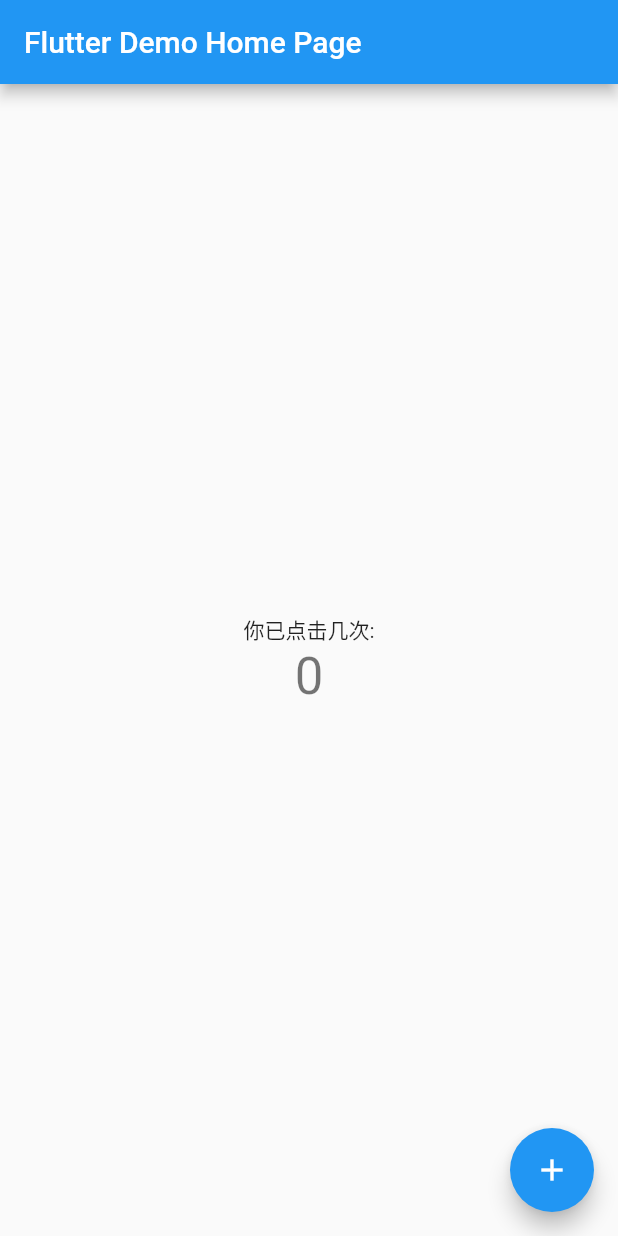
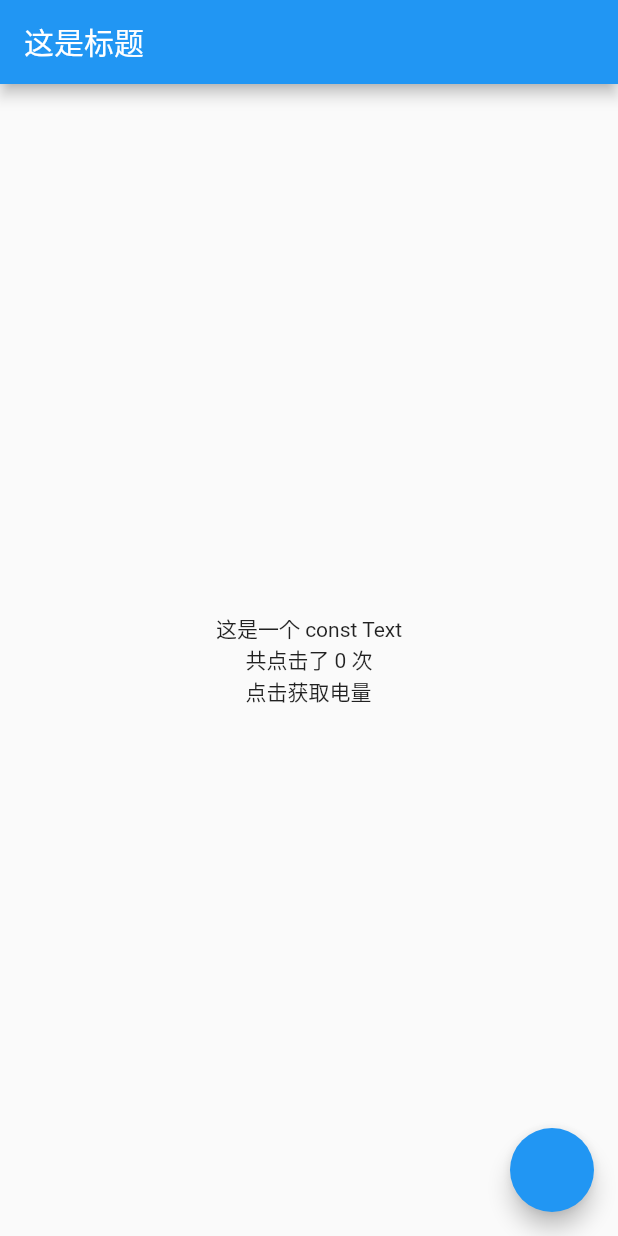
Before and after one commit to baiqiantao/FlutterTest_Dart, a Flutter app: the screen it shows after launch, on a phone screen of 412 x 824 dp. Run offline on Flutter 3.47's test engine with Material 2 defaults, Android fonts, the phone set to English and light mode, and no system bars.

Commit message:
演示 MethodChannel 的使用

```diff
--- a/lib/main.dart
+++ b/lib/main.dart
@@ -1,112 +1,79 @@
+import 'dart:async';
 import 'package:flutter/material.dart';
+import 'package:flutter/services.dart';
 
 void main() => runApp(const MyApp());
 
+// This widget is the root of your application.
 class MyApp extends StatelessWidget {
   const MyApp({Key? key}) : super(key: key);
 
-  // This widget is the root of your application.
   @override
   Widget build(BuildContext context) {
     return MaterialApp(
       title: 'Flutter Demo',
       theme: ThemeData(
-        // This is the theme of your application.
-        //
-        // Try running your application with "flutter run". You'll see the
-        // application has a blue toolbar. Then, without quitting the app, try
-        // changing the primarySwatch below to Colors.green and then invoke
-        // "hot reload" (press "r" in the console where you ran "flutter run",
-        // or press Run > Flutter Hot Reload in a Flutter IDE). Notice that the
-        // counter didn't reset back to zero; the application is not restarted.
         primarySwatch: Colors.blue,
       ),
-      home: const MyHomePage(title: 'Flutter Demo Home Page'),
+      home: const MyHomePage(title: '标题'),
     );
   }
 }
 
+// This widget is the home page of your application
 class MyHomePage extends StatefulWidget {
   const MyHomePage({Key? key, required this.title}) : super(key: key);
 
-  // This widget is the home page of your application. It is stateful, meaning
-  // that it has a State object (defined below) that contains fields that affect
-  // how it looks.
-
-  // This class is the configuration for the state. It holds the values (in this
-  // case the title) provided by the parent (in this case the App widget) and
-  // used by the build method of the State. Fields in a Widget subclass are
-  // always marked "final".
-
-  final String title;
+  final String title; // Fields in a Widget subclass are always marked "final"
 
   @override
   State<MyHomePage> createState() => _MyHomePageState();
 }
 
 class _MyHomePageState extends State<MyHomePage> {
+  static const platform = MethodChannel('com.bqt.test/base_channel');
+  String _batteryLevel = '点击获取电量';
   int _counter = 0;
 
   void _incrementCounter() {
-    setState(() {
-      // This call to setState tells the Flutter framework that something has
-      // changed in this State, which causes it to rerun the build method below
-      // so that the display can reflect the updated values. If we changed
-      // _counter without calling setState(), then the build method would not be
-      // called again, and so nothing would appear to happen.
-      _counter++;
+    setState(() => _counter++); // This call to setState causes rerun the build method below
+    _getBatteryLevel().then((value) {
+      debugPrint(value);
+      setState(() => _batteryLevel = "$value 第 $_counter 次获取");
     });
+  }
+
+  Future<String> _getBatteryLevel() async {
+    try {
+      final int result = await platform.invokeMethod('getBatteryLevel');
+      return '电量 $result % .';
+    } on PlatformException catch (e) {
+      return "获取失败: '${e.message}'.";
+    }
   }
 
   @override
   Widget build(BuildContext context) {
-    // This method is rerun every time setState is called, for instance as done
-    // by the _incrementCounter method above.
-    //
-    // The Flutter framework has been optimized to make rerunning build methods
-    // fast, so that you can just rebuild anything that needs updating rather
-    // than having to individually change instances of widgets.
+    // This method is rerun every time setState is called
+    // The Flutter framework has been optimized to make rerunning build methods fast
+    // you can just rebuild anything that needs updating rather than individually change instances of widgets
     return Scaffold(
       appBar: AppBar(
-        // Here we take the value from the MyHomePage object that was created by
-        // the App.build method, and use it to set our appbar title.
-        title: Text(widget.title),
+        // take the value from the MyHomePage object that was created by the MyApp.build method
+        title: Text("这是${widget.title}"),
       ),
+      // Center is a layout widget. It takes a single child and positions it in the middle of the parent
       body: Center(
-        // Center is a layout widget. It takes a single child and positions it
-        // in the middle of the parent.
+        // Column is also a layout widget. It takes a list of children and arranges them vertically
         child: Column(
-          // Column is also a layout widget. It takes a list of children and
-          // arranges them vertically. By default, it sizes itself to fit its
-          // children horizontally, and tries to be as tall as its parent.
-          //
-          // Invoke "debug painting" (press "p" in the console, choose the
-          // "Toggle Debug Paint" action from the Flutter Inspector in Android
-          // Studio, or the "Toggle Debug Paint" command in Visual Studio Code)
-          // to see the wireframe for each widget.
-          //
-          // Column has various properties to control how it sizes itself and
-          // how it positions its children. Here we use mainAxisAlignment to
-          // center the children vertically; the main axis here is the vertical
-          // axis because Columns are vertical (the cross axis would be
-          // horizontal).
-          mainAxisAlignment: MainAxisAlignment.center,
+          mainAxisAlignment: MainAxisAlignment.center, // center the children vertically
           children: <Widget>[
-            const Text(
-              '你已点击几次:',
-            ),
-            Text(
-              '$_counter',
-              style: Theme.of(context).textTheme.headline4,
-            ),
+            const Text('这是一个 const Text'),
+            Text('共点击了 $_counter 次\n$_batteryLevel'),
           ],
         ),
       ),
-      floatingActionButton: FloatingActionButton(
-        onPressed: _incrementCounter,
-        tooltip: 'Increment',
-        child: const Icon(Icons.add),
-      ), // This trailing comma makes auto-formatting nicer for build methods.
+      floatingActionButton: FloatingActionButton(onPressed: _incrementCounter),
     );
   }
 }
```
